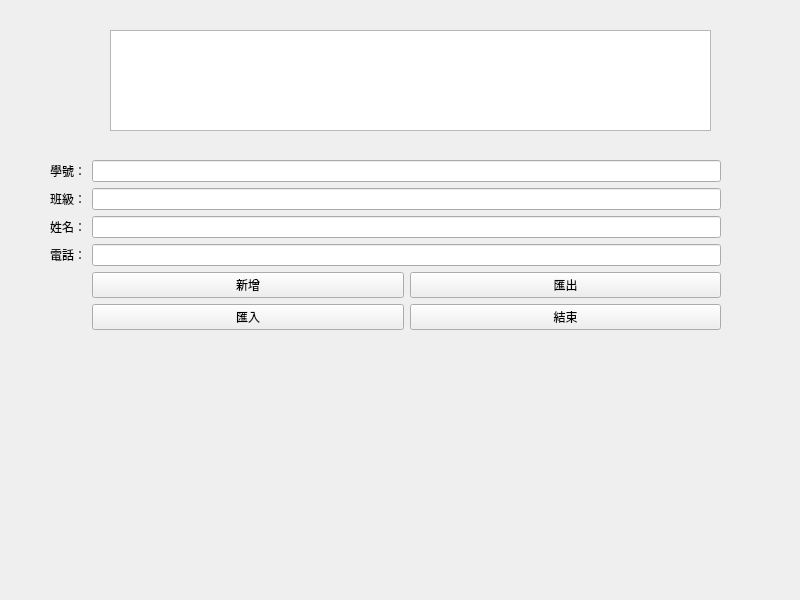
Qt form Address_book/mywidget.ui (oscar940917/Address-book) before a commit.
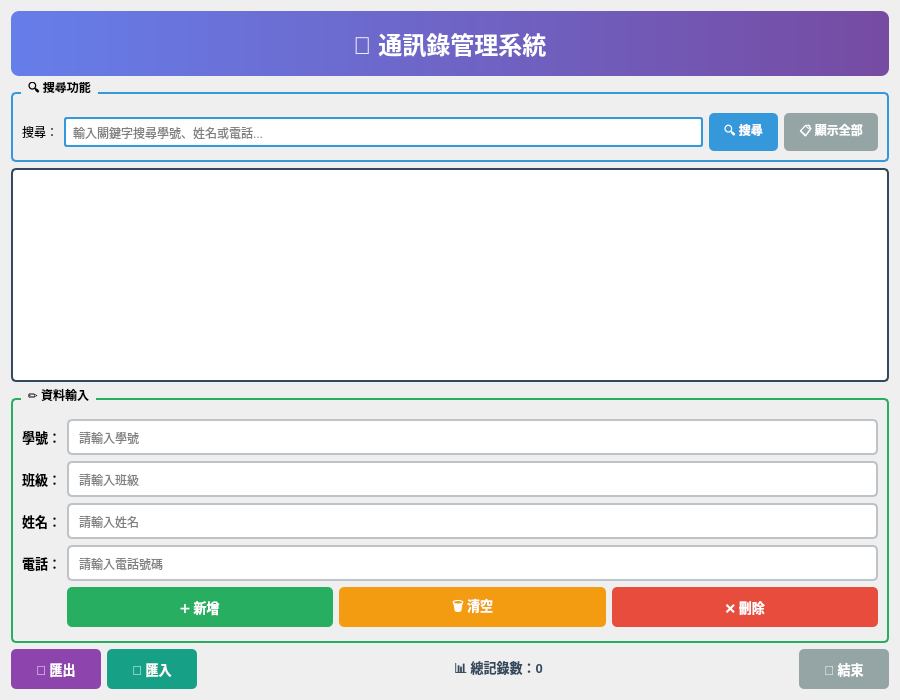
The same form after that commit.

Commit message: Optimize UI with colorful design and add new features (search, delete, clear)

The edit to the form file:
```diff
--- a/Address_book/mywidget.ui
+++ b/Address_book/mywidget.ui
@@ -6,31 +6,96 @@
    <rect>
     <x>0</x>
     <y>0</y>
-    <width>800</width>
-    <height>600</height>
+    <width>900</width>
+    <height>700</height>
    </rect>
   </property>
   <property name="windowTitle">
    <string>Mywidget</string>
   </property>
+  <layout class="QVBoxLayout" name="verticalLayout">
+   <item>
+    <widget class="QLabel" name="titleLabel">
+     <property name="text">
+      <string>📇 通訊錄管理系統</string>
+     </property>
+     <property name="alignment">
+      <set>Qt::AlignCenter</set>
+     </property>
+     <property name="styleSheet">
+      <string notr="true">font-size: 24px; font-weight: bold; color: #2c3e50; padding: 15px; background: qlineargradient(x1:0, y1:0, x2:1, y2:0, stop:0 #667eea, stop:1 #764ba2); color: white; border-radius: 8px;</string>
+     </property>
+    </widget>
+   </item>
+   <item>
+    <widget class="QGroupBox" name="searchGroupBox">
+     <property name="title">
+      <string>🔍 搜尋功能</string>
+     </property>
+     <property name="styleSheet">
+      <string notr="true">QGroupBox { font-weight: bold; border: 2px solid #3498db; border-radius: 5px; margin-top: 10px; padding-top: 10px; } QGroupBox::title { subcontrol-origin: margin; left: 10px; padding: 0 5px; }</string>
+     </property>
+     <layout class="QHBoxLayout" name="horizontalLayout">
+      <item>
+       <widget class="QLabel" name="searchLabel">
+        <property name="text">
+         <string>搜尋：</string>
+        </property>
+       </widget>
+      </item>
+      <item>
+       <widget class="QLineEdit" name="searchLineEdit">
+        <property name="placeholderText">
+         <string>輸入關鍵字搜尋學號、姓名或電話...</string>
+        </property>
+        <property name="styleSheet">
+         <string notr="true">padding: 5px; border: 2px solid #3498db; border-radius: 3px;</string>
+        </property>
+       </widget>
+      </item>
+      <item>
+       <widget class="QPushButton" name="pushButton_search">
+        <property name="text">
+         <string>🔍 搜尋</string>
+        </property>
+        <property name="styleSheet">
+         <string notr="true">QPushButton { background-color: #3498db; color: white; padding: 8px 15px; border-radius: 5px; font-weight: bold; } QPushButton:hover { background-color: #2980b9; }</string>
+        </property>
+       </widget>
+      </item>
+      <item>
+       <widget class="QPushButton" name="pushButton_showAll">
+        <property name="text">
+         <string>📋 顯示全部</string>
+        </property>
+        <property name="styleSheet">
+         <string notr="true">QPushButton { background-color: #95a5a6; color: white; padding: 8px 15px; border-radius: 5px; font-weight: bold; } QPushButton:hover { background-color: #7f8c8d; }</string>
+        </property>
+       </widget>
+      </item>
+     </layout>
+    </widget>
+   </item>
+   <item>
   <widget class="QTableWidget" name="tableWidget">
-   <property name="geometry">
-    <rect>
-     <x>110</x>
-     <y>30</y>
-     <width>601</width>
-     <height>101</height>
-    </rect>
-   </property>
-  </widget>
-  <widget class="QWidget" name="formLayoutWidget">
-   <property name="geometry">
-    <rect>
-     <x>50</x>
-     <y>160</y>
-     <width>671</width>
-     <height>211</height>
-    </rect>
+     <property name="styleSheet">
+      <string notr="true">QTableWidget { alternate-background-color: #ecf0f1; background-color: white; gridline-color: #bdc3c7; border: 2px solid #34495e; border-radius: 5px; } QTableWidget::item:selected { background-color: #3498db; color: white; } QHeaderView::section { background-color: #34495e; color: white; padding: 8px; font-weight: bold; border: none; }</string>
+     </property>
+     <property name="alternatingRowColors">
+      <bool>true</bool>
+     </property>
+     <property name="selectionBehavior">
+      <enum>QAbstractItemView::SelectRows</enum>
+     </property>
+    </widget>
+   </item>
+   <item>
+    <widget class="QGroupBox" name="inputGroupBox">
+     <property name="title">
+      <string>✏️ 資料輸入</string>
+     </property>
+     <property name="styleSheet">
+      <string notr="true">QGroupBox { font-weight: bold; border: 2px solid #27ae60; border-radius: 5px; margin-top: 10px; padding-top: 10px; } QGroupBox::title { subcontrol-origin: margin; left: 10px; padding: 0 5px; }</string>
    </property>
    <layout class="QFormLayout" name="formLayout">
     <item row="0" column="0">
@@ -38,79 +103,189 @@
       <property name="text">
        <string>學號：</string>
       </property>
+        <property name="styleSheet">
+         <string notr="true">font-weight: bold; font-size: 13px;</string>
+        </property>
      </widget>
     </item>
     <item row="0" column="1">
-     <widget class="QLineEdit" name="lineEdit"/>
+       <widget class="QLineEdit" name="lineEdit">
+        <property name="placeholderText">
+         <string>請輸入學號</string>
+        </property>
+        <property name="styleSheet">
+         <string notr="true">padding: 8px; border: 2px solid #bdc3c7; border-radius: 5px; background-color: #ffffff;</string>
+        </property>
+       </widget>
     </item>
     <item row="1" column="0">
      <widget class="QLabel" name="label_2">
       <property name="text">
        <string>班級：</string>
       </property>
+        <property name="styleSheet">
+         <string notr="true">font-weight: bold; font-size: 13px;</string>
+        </property>
      </widget>
     </item>
     <item row="1" column="1">
-     <widget class="QLineEdit" name="lineEdit_2"/>
+       <widget class="QLineEdit" name="lineEdit_2">
+        <property name="placeholderText">
+         <string>請輸入班級</string>
+        </property>
+        <property name="styleSheet">
+         <string notr="true">padding: 8px; border: 2px solid #bdc3c7; border-radius: 5px; background-color: #ffffff;</string>
+        </property>
+       </widget>
     </item>
     <item row="2" column="0">
      <widget class="QLabel" name="label_3">
       <property name="text">
        <string>姓名：</string>
       </property>
+        <property name="styleSheet">
+         <string notr="true">font-weight: bold; font-size: 13px;</string>
+        </property>
      </widget>
     </item>
     <item row="2" column="1">
-     <widget class="QLineEdit" name="lineEdit_3"/>
+       <widget class="QLineEdit" name="lineEdit_3">
+        <property name="placeholderText">
+         <string>請輸入姓名</string>
+        </property>
+        <property name="styleSheet">
+         <string notr="true">padding: 8px; border: 2px solid #bdc3c7; border-radius: 5px; background-color: #ffffff;</string>
+        </property>
+       </widget>
     </item>
     <item row="3" column="0">
      <widget class="QLabel" name="label_4">
       <property name="text">
        <string>電話：</string>
       </property>
+        <property name="styleSheet">
+         <string notr="true">font-weight: bold; font-size: 13px;</string>
+        </property>
      </widget>
     </item>
     <item row="3" column="1">
-     <widget class="QLineEdit" name="lineEdit_4"/>
-    </item>
-    <item row="5" column="1">
-     <layout class="QGridLayout" name="gridLayout_3">
-      <item row="0" column="1">
-       <widget class="QPushButton" name="pushButton_5">
-        <property name="text">
-         <string>結束</string>
+       <widget class="QLineEdit" name="lineEdit_4">
+        <property name="placeholderText">
+         <string>請輸入電話號碼</string>
         </property>
-       </widget>
-      </item>
-      <item row="0" column="0">
-       <widget class="QPushButton" name="pushButton_6">
-        <property name="text">
-         <string>匯入</string>
+        <property name="styleSheet">
+         <string notr="true">padding: 8px; border: 2px solid #bdc3c7; border-radius: 5px; background-color: #ffffff;</string>
         </property>
        </widget>
-      </item>
-     </layout>
     </item>
     <item row="4" column="1">
      <layout class="QGridLayout" name="gridLayout_2">
-      <item row="0" column="1">
-       <widget class="QPushButton" name="pushButton_3">
-        <property name="text">
-         <string>匯出</string>
-        </property>
-       </widget>
-      </item>
       <item row="0" column="0">
        <widget class="QPushButton" name="pushButton_4">
         <property name="text">
-         <string>新增</string>
-        </property>
-       </widget>
-      </item>
+           <string>➕ 新增</string>
+          </property>
+          <property name="styleSheet">
+           <string notr="true">QPushButton { background-color: #27ae60; color: white; padding: 10px 20px; border-radius: 5px; font-weight: bold; font-size: 13px; } QPushButton:hover { background-color: #229954; }</string>
+          </property>
+         </widget>
+        </item>
+        <item row="0" column="1">
+         <widget class="QPushButton" name="pushButton_clear">
+          <property name="text">
+           <string>🗑️ 清空</string>
+          </property>
+          <property name="styleSheet">
+           <string notr="true">QPushButton { background-color: #f39c12; color: white; padding: 10px 20px; border-radius: 5px; font-weight: bold; font-size: 13px; } QPushButton:hover { background-color: #e67e22; }</string>
+          </property>
+         </widget>
+        </item>
+        <item row="0" column="2">
+         <widget class="QPushButton" name="pushButton_delete">
+          <property name="text">
+           <string>❌ 刪除</string>
+          </property>
+          <property name="styleSheet">
+           <string notr="true">QPushButton { background-color: #e74c3c; color: white; padding: 10px 20px; border-radius: 5px; font-weight: bold; font-size: 13px; } QPushButton:hover { background-color: #c0392b; }</string>
+          </property>
+         </widget>
+        </item>
      </layout>
     </item>
    </layout>
   </widget>
+   </item>
+   <item>
+    <layout class="QHBoxLayout" name="horizontalLayout_2">
+     <item>
+      <widget class="QPushButton" name="pushButton_3">
+       <property name="text">
+        <string>💾 匯出</string>
+       </property>
+       <property name="styleSheet">
+        <string notr="true">QPushButton { background-color: #8e44ad; color: white; padding: 10px 25px; border-radius: 5px; font-weight: bold; font-size: 13px; } QPushButton:hover { background-color: #7d3c98; }</string>
+       </property>
+      </widget>
+     </item>
+     <item>
+      <widget class="QPushButton" name="pushButton_6">
+       <property name="text">
+        <string>📂 匯入</string>
+       </property>
+       <property name="styleSheet">
+        <string notr="true">QPushButton { background-color: #16a085; color: white; padding: 10px 25px; border-radius: 5px; font-weight: bold; font-size: 13px; } QPushButton:hover { background-color: #138d75; }</string>
+       </property>
+      </widget>
+     </item>
+     <item>
+      <spacer name="horizontalSpacer">
+       <property name="orientation">
+        <enum>Qt::Horizontal</enum>
+       </property>
+       <property name="sizeHint" stdset="0">
+        <size>
+         <width>40</width>
+         <height>20</height>
+        </size>
+       </property>
+      </spacer>
+     </item>
+     <item>
+      <widget class="QLabel" name="statusLabel">
+       <property name="text">
+        <string>📊 總記錄數：0</string>
+       </property>
+       <property name="styleSheet">
+        <string notr="true">font-weight: bold; color: #34495e; font-size: 13px;</string>
+       </property>
+      </widget>
+     </item>
+     <item>
+      <spacer name="horizontalSpacer_2">
+       <property name="orientation">
+        <enum>Qt::Horizontal</enum>
+       </property>
+       <property name="sizeHint" stdset="0">
+        <size>
+         <width>40</width>
+         <height>20</height>
+        </size>
+       </property>
+      </spacer>
+     </item>
+     <item>
+      <widget class="QPushButton" name="pushButton_5">
+       <property name="text">
+        <string>🚪 結束</string>
+       </property>
+       <property name="styleSheet">
+        <string notr="true">QPushButton { background-color: #95a5a6; color: white; padding: 10px 25px; border-radius: 5px; font-weight: bold; font-size: 13px; } QPushButton:hover { background-color: #7f8c8d; }</string>
+       </property>
+      </widget>
+     </item>
+    </layout>
+   </item>
+  </layout>
  </widget>
  <resources/>
  <connections/>
```
Left out of the diff: 2 changed lines with no effect on the pictures. Lines whose indentation alone changed are shown as unchanged. The commit also changes 3 other files.
